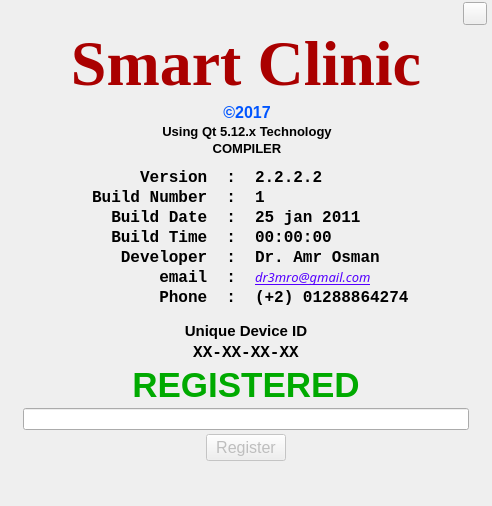
This is qtemr/ui/aboutwindow.ui in dr3mro/SmartClinic as Qt 5 draws it before an edit. The edited form follows.
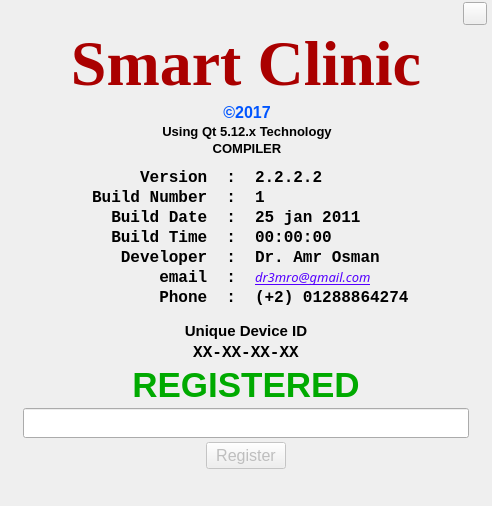
This is the edited form. Icons and pictures are not drawn.

Patch:
```diff
--- a/qtemr/ui/aboutwindow.ui
+++ b/qtemr/ui/aboutwindow.ui
@@ -154,6 +154,12 @@
      </item>
      <item row="5" column="0">
       <widget class="QLineEdit" name="serialNumber">
+       <property name="font">
+        <font>
+         <family>Consolas</family>
+         <pointsize>14</pointsize>
+        </font>
+       </property>
        <property name="text">
         <string/>
        </property>
```
